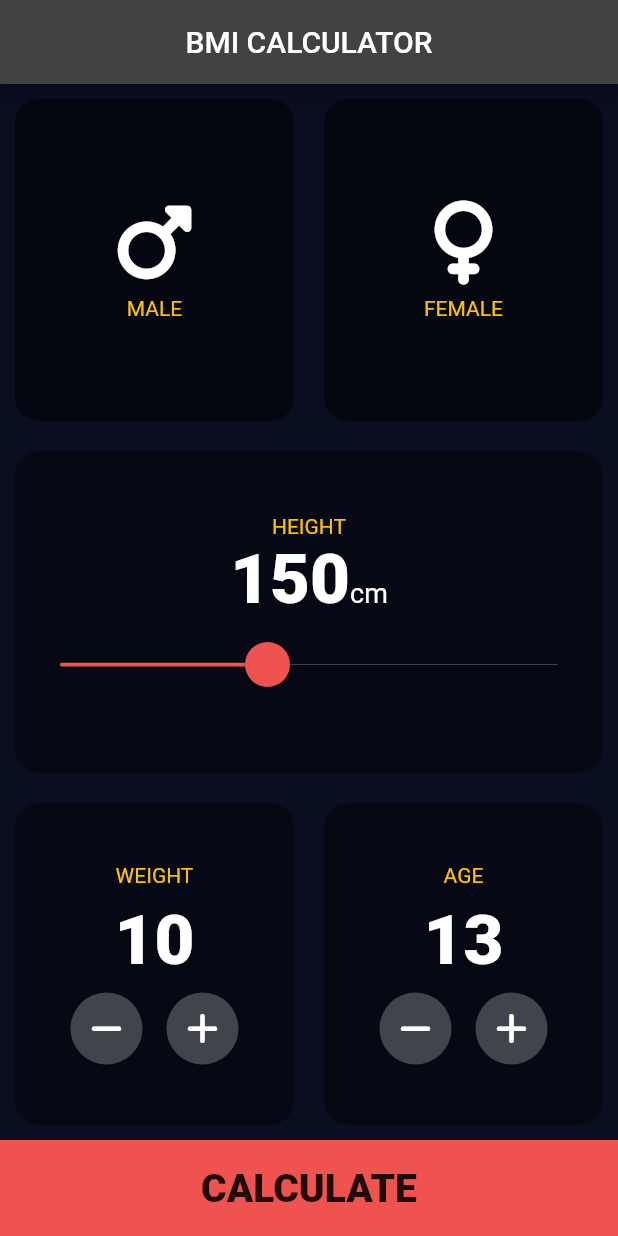
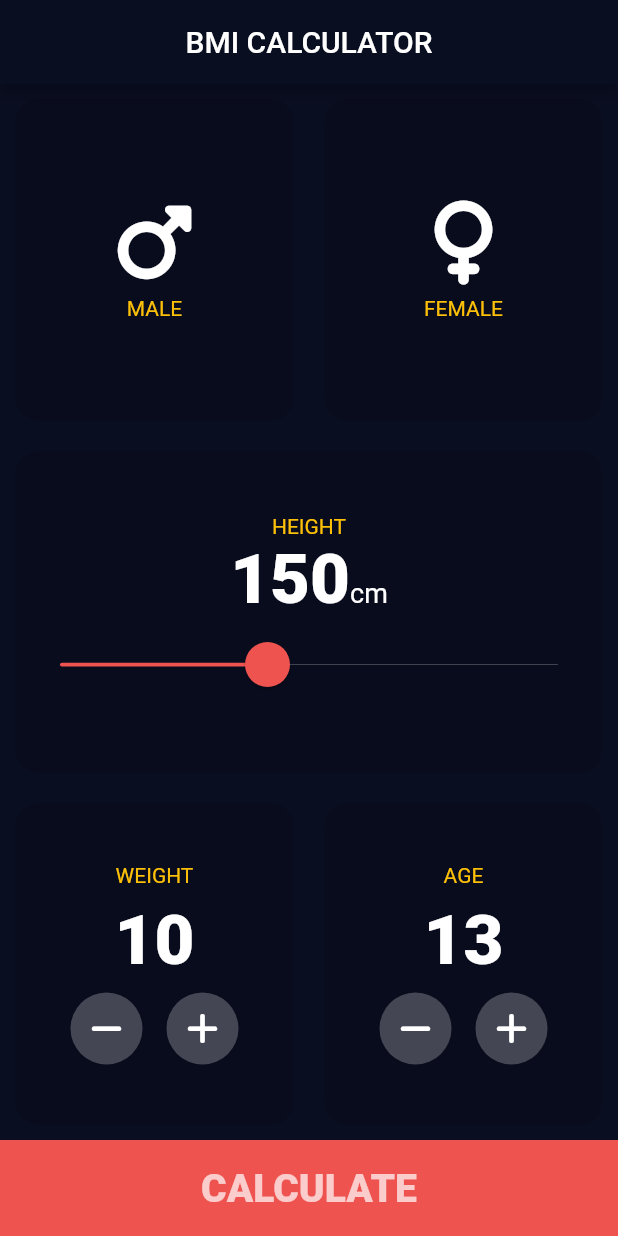
Before and after one commit to HeratUni-CS/bmi-calculator-sohrabezzati, a Flutter app: the screen it shows after launch, on a phone screen of 412 x 824 dp. Run offline on Flutter 3.47's test engine with Material 2 defaults, Android fonts, the phone set to English and light mode, and no system bars; our stand-ins replace font_awesome_flutter.

Commit message:
some ghanges concedred

```diff
--- a/lib/main.dart
+++ b/lib/main.dart
@@ -10,6 +10,7 @@ class BMICalculator extends StatelessWidget {
   Widget build(BuildContext context) {
     return MaterialApp(
       theme: ThemeData.dark().copyWith(
+        appBarTheme: AppBarTheme(backgroundColor: Color(0xFF0A0E21)),
         primaryColor: Color(0xFF0A0E21),
         scaffoldBackgroundColor: Color(0xFF0A0E21),
       ),
--- a/lib/reuseable_continer.dart
+++ b/lib/reuseable_continer.dart
@@ -14,7 +14,7 @@ class ReuseableContiner extends StatelessWidget {
       margin: EdgeInsets.all(10),
       decoration: BoxDecoration(
           borderRadius: BorderRadius.all(Radius.circular(16)),
-          color: Colors.black38),
+          color: Colors.black12),
       child: child,
     );
   }
--- a/lib/user_input_page.dart
+++ b/lib/user_input_page.dart
@@ -41,7 +41,7 @@ class _InputPageState extends State<InputPage> {
                           borderRadius: BorderRadius.all(Radius.circular(16)),
                           color: selectedGender == Genders.male
                               ? Colors.red
-                              : Colors.black26),
+                              : Colors.transparent),
                       child: IconContent(
                         setGener: () {
                           selectGender('male');
@@ -58,7 +58,7 @@ class _InputPageState extends State<InputPage> {
                         borderRadius: BorderRadius.all(Radius.circular(16)),
                         color: selectedGender == Genders.female
                             ? Colors.red
-                            : Colors.black26),
+                            : Colors.transparent),
                     child: IconContent(
                       setGener: () {
                         selectGender('female');
@@ -211,7 +211,7 @@ class _InputPageState extends State<InputPage> {
                   child: Text(
                     'CALCULATE',
                     style: TextStyle(
-                        color: Colors.black87,
+                        color: Colors.white70,
                         fontSize: 26,
                         fontWeight: FontWeight.w900),
                   )),
```
